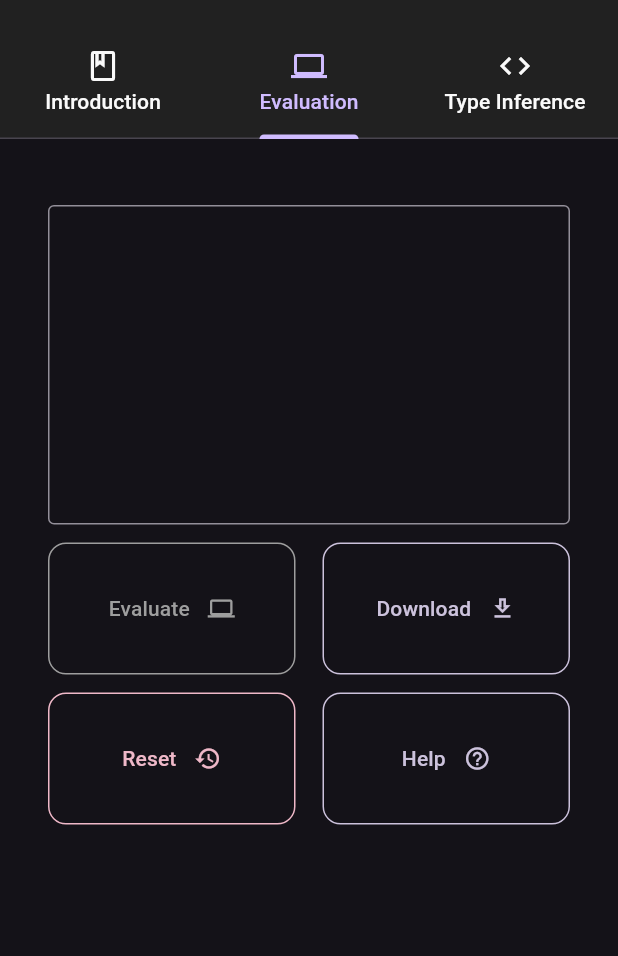
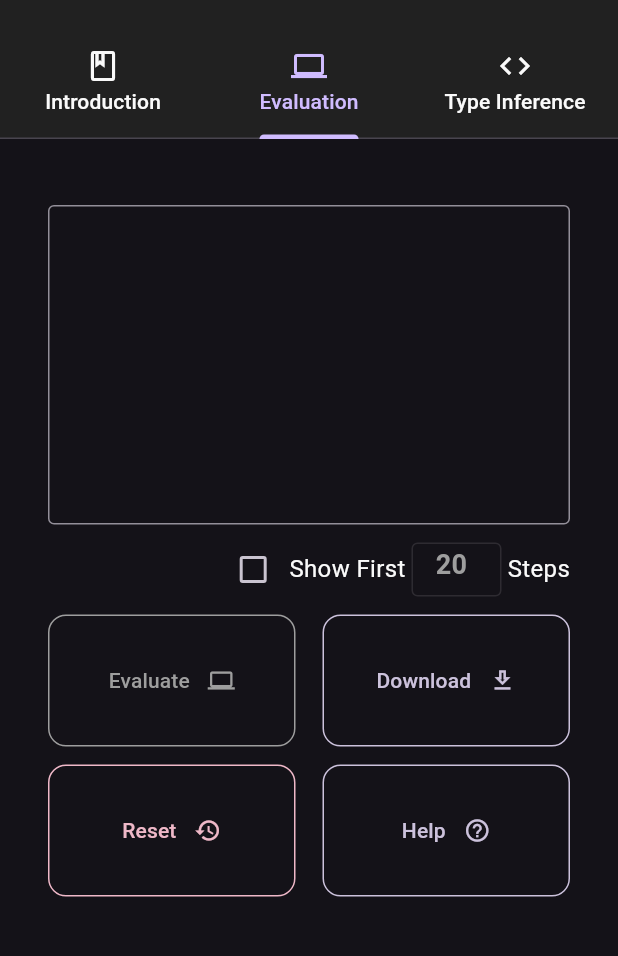
Before and after one commit to MMZK1526/lambda_calculus_front_end, a Flutter app: the screen it shows after launch, tab 2 chosen, on a phone screen of 412 x 824 dp, the part 92-1048 px from its top. Run offline on Flutter 3.47's test engine with Material 2 defaults, Android fonts, the light colour scheme and no system bars; our stand-ins replace flutter_markdown; missing offline and left inert: dart:html, lambda_calculus, markdown.

Commit message:
[mmzk] (feat) Make EvaluationManager

```diff
--- /dev/null
+++ b/lib/controllers/evaluation_manager.dart
@@ -0,0 +1,29 @@
+import 'package:flutter/widgets.dart';
+
+class EvaluationManager extends ChangeNotifier {
+  /// The default number of steps to show.
+  final defaultSteps = 20;
+
+  /// If not null, show the first [useMaxSteps] steps of the evaluation.
+  bool _useMaxSteps = false;
+
+  bool get useMaxSteps => _useMaxSteps;
+
+  /// The [TextEditingController] for the number of steps to show.
+  final stepsController = TextEditingController();
+
+  /// Initialisastion. Does nothing since there is no state to initialise.
+  void initState() {}
+
+  @override
+  void dispose() {
+    stepsController.dispose();
+    super.dispose();
+  }
+
+  /// Invoked when the show first N steps checkbox is clicked.
+  void onuseMaxStepToggle() {
+    _useMaxSteps = !_useMaxSteps;
+    notifyListeners();
+  }
+}
--- a/lib/controllers/input_manager.dart
+++ b/lib/controllers/input_manager.dart
@@ -27,7 +27,7 @@ class InputManager<T> extends ChangeNotifier {
   T? get data => _data;
 
   /// Initialise the internal [textController] and add a listener that triggers
-  /// when the emptyness of the input text changes.
+  /// when the emptiness of the input text changes.
   void initState() {
     textController.addListener(() {
       final hasInput =
--- a/lib/views/evaluation_tab.dart
+++ b/lib/views/evaluation_tab.dart
@@ -2,12 +2,14 @@
 import 'dart:html' as html;
 
 import 'package:flutter/material.dart';
+import 'package:flutter/services.dart';
 import 'package:lambda_calculus_front_end/components/button.dart';
 import 'package:lambda_calculus_front_end/components/my_markdown_body.dart';
 import 'package:lambda_calculus_front_end/constants/my_text.dart';
 import 'package:lambda_calculus_front_end/constants/my_themes.dart';
 import 'package:lambda_calculus_front_end/controllers/callback_binder.dart';
 import 'package:lambda_calculus_front_end/controllers/input_manager.dart';
+import 'package:lambda_calculus_front_end/controllers/evaluation_manager.dart';
 
 class EvaluationTab extends StatefulWidget {
   const EvaluationTab({super.key, this.markdownCallbackBinder});
@@ -22,6 +24,7 @@ class EvaluationTab extends StatefulWidget {
 
 class _EvaluationTabState extends State<EvaluationTab>
     with AutomaticKeepAliveClientMixin<EvaluationTab> {
+  final _simulationManager = EvaluationManager();
   final _lambdaInputManager = InputManager<String>();
 
   @override
@@ -69,6 +72,46 @@ class _EvaluationTabState extends State<EvaluationTab>
                   ),
                 ),
               ],
+            ),
+          ),
+          Padding(
+            padding: const EdgeInsets.only(top: 12.0),
+            child: SizedBox(
+              height: 36.0,
+              child: Row(
+                children: [
+                  const Expanded(child: SizedBox()),
+                  const SizedBox(width: 12.0),
+                  Checkbox(
+                    value: _simulationManager.useMaxSteps,
+                    onChanged: (value) =>
+                        _simulationManager.onuseMaxStepToggle(),
+                  ),
+                  Text(MyText.showFirst.text),
+                  Padding(
+                    padding: const EdgeInsets.symmetric(horizontal: 4.0),
+                    child: SizedBox(
+                      width: 60.0,
+                      child: TextFormField(
+                        enabled: _simulationManager.useMaxSteps,
+                        controller: _simulationManager.stepsController,
+                        textAlignVertical: TextAlignVertical.center,
+                        style: Theme.of(context).textTheme.bodyMedium,
+                        decoration: InputDecoration(
+                          contentPadding: const EdgeInsets.all(12.0),
+                          isDense: true,
+                          hintText: '${_simulationManager.defaultSteps}',
+                        ),
+                        maxLines: 1,
+                        inputFormatters: [
+                          FilteringTextInputFormatter.digitsOnly,
+                        ],
+                      ),
+                    ),
+                  ),
+                  Text(MyText.steps.text),
+                ],
+              ),
             ),
           ),
           Padding(
```
